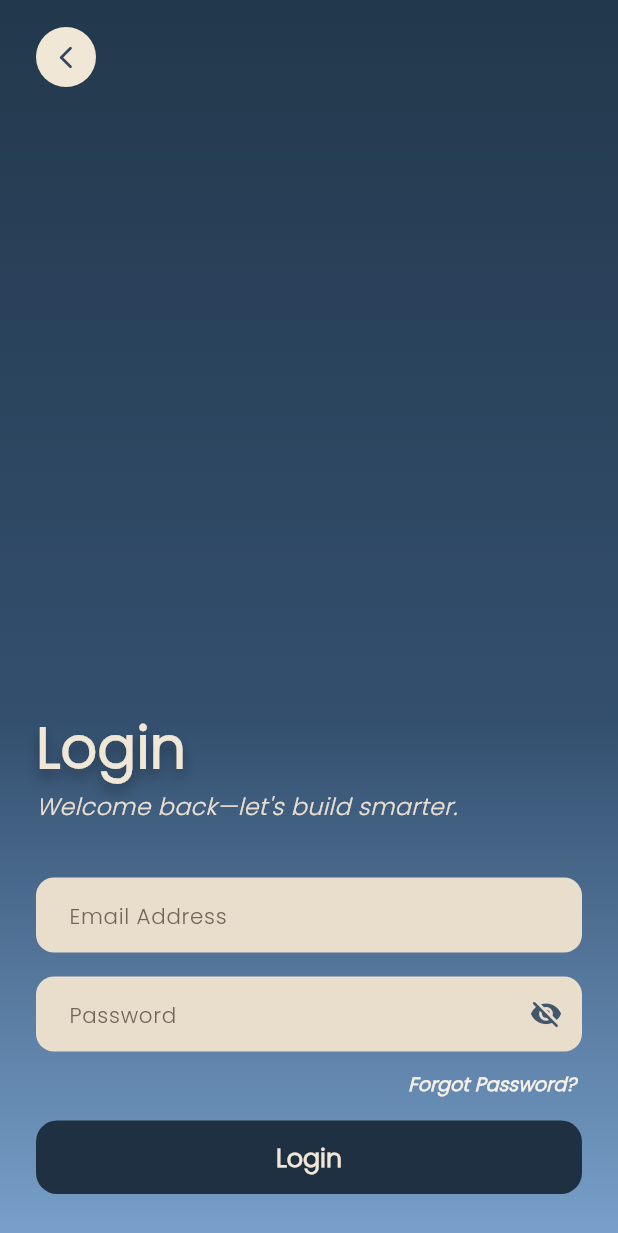
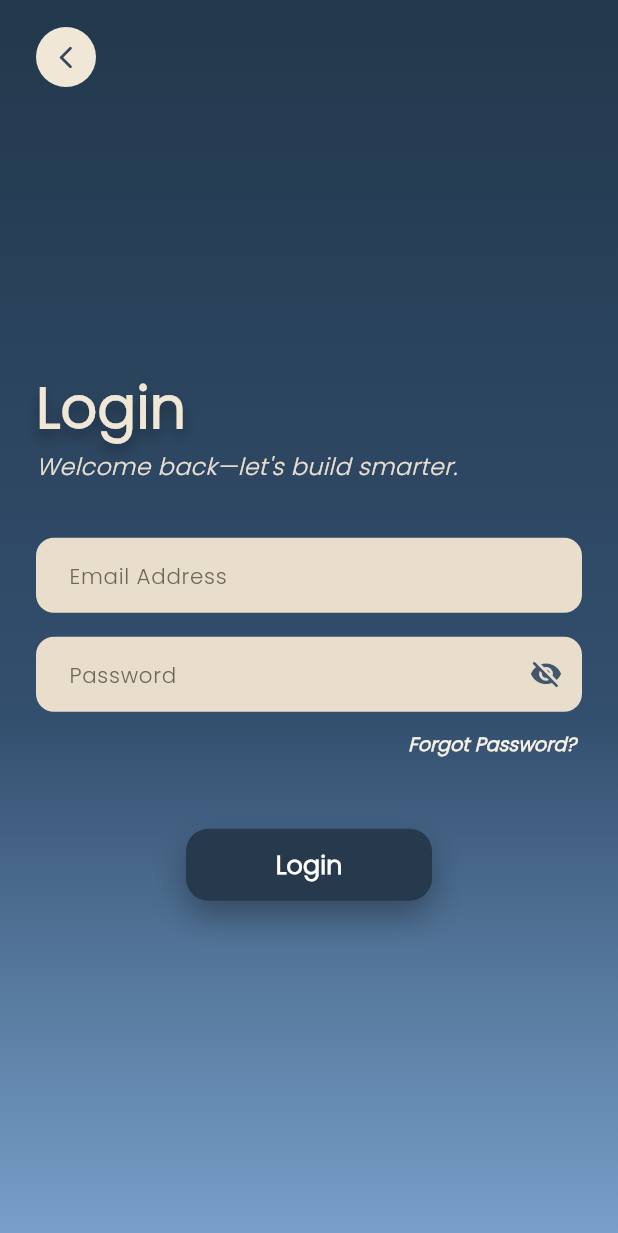
Before and after one commit to madddpg/mobile_capstone-main, a Flutter app: the LoginScreen screen opened directly, on a phone screen of 412 x 824 dp. Shown: the top 1233 px of the screen. Run offline on Flutter 3.47's test engine with Material 3 defaults, Android fonts, the phone set to English and light mode, and no system bars; our stand-ins replace cached_network_image, cloud_firestore, cloud_functions, connectivity_plus, file_picker, firebase_auth and 10 more; missing offline and left inert: firebase_app_check; accounts and stored records are empty.

Commit message:
Restore the centered Login layout from before the keyboard restyle.
Put the form back in the middle of the gradient with the compact navy Login button, and keep the current sign-in, validation, forgot-password, and unverified-account paths.

Co-authored-by: Gian Andrei Buan <buangp@students.nu-lipa.edu.ph>

```diff
--- a/lib/features/auth/presentation/screens/login_screen.dart
+++ b/lib/features/auth/presentation/screens/login_screen.dart
@@ -6,9 +6,7 @@ import 'package:iconstruct/features/auth/presentation/screens/forgot_password_sc
 import 'package:iconstruct/core/navigation/app_nav.dart';
 import 'package:iconstruct/features/onboarding/presentation/screens/landing_screen.dart';
 import 'package:iconstruct/features/auth/presentation/widgets/otp_dialog.dart';
-import 'package:iconstruct/core/widgets/app_buttons.dart';
 import 'package:iconstruct/core/widgets/app_message.dart';
-import 'package:iconstruct/core/widgets/keyboard_form.dart';
 
 class LoginScreen extends StatefulWidget {
   const LoginScreen({super.key});
@@ -92,8 +90,9 @@ class _LoginScreenState extends State<LoginScreen> {
 
       // Nothing from before sign-in stays under home, so back from home
       // cannot land on the landing or sign-in screen.
-      Navigator.of(context)
-          .pushAndRemoveUntil(AppNav.homeRoute(), (route) => false);
+      Navigator.of(
+        context,
+      ).pushAndRemoveUntil(AppNav.homeRoute(), (route) => false);
     } on EmailNotVerifiedException catch (e) {
       if (!mounted) return;
       // Credentials were right, so let them finish verification here instead of
@@ -124,7 +123,6 @@ class _LoginScreenState extends State<LoginScreen> {
 
   Widget _buildScaffold(BuildContext context) {
     return Scaffold(
-      resizeToAvoidBottomInset: true,
       body: Container(
         decoration: const BoxDecoration(
           gradient: LinearGradient(
@@ -161,14 +159,10 @@ class _LoginScreenState extends State<LoginScreen> {
                     ),
                   ),
                 ),
+                // Form block centered in remaining space
                 Expanded(
-                  child: KeyboardForm(
-                    alignFieldsAboveAction: true,
-                    action: AppPrimaryButton(
-                      label: 'Login',
-                      loading: _loading,
-                      onPressed: _loading ? null : _handleLogin,
-                    ),
+                  child: Center(
+                    child: SingleChildScrollView(
                       child: Column(
                         mainAxisSize: MainAxisSize.min,
                         crossAxisAlignment: CrossAxisAlignment.start,
@@ -236,7 +230,8 @@ class _LoginScreenState extends State<LoginScreen> {
                               onPressed: () {
                                 Navigator.of(context).push(
                                   MaterialPageRoute(
-                                  builder: (_) => const ForgotPasswordScreen(),
+                                    builder: (_) =>
+                                        const ForgotPasswordScreen(),
                                   ),
                                 );
                               },
@@ -259,7 +254,59 @@ class _LoginScreenState extends State<LoginScreen> {
                               ),
                             ),
                           ),
+                          const SizedBox(height: 44),
+                          Center(
+                            // Minimum size, not a fixed one: a fixed height
+                            // cropped the label once text scaled up.
+                            child: ConstrainedBox(
+                              constraints: const BoxConstraints(
+                                minWidth: 164,
+                                minHeight: 48,
+                              ),
+                              child: DecoratedBox(
+                                decoration: BoxDecoration(
+                                  color: const Color(0xFF26394D),
+                                  borderRadius: BorderRadius.circular(15),
+                                  boxShadow: const [
+                                    BoxShadow(
+                                      color: Color(0x4F000000),
+                                      offset: Offset(0, 10),
+                                      blurRadius: 18,
+                                    ),
                                   ],
+                                ),
+                                child: TextButton(
+                                  style: TextButton.styleFrom(
+                                    foregroundColor: Colors.white,
+                                    shape: RoundedRectangleBorder(
+                                      borderRadius: BorderRadius.circular(15),
+                                    ),
+                                  ),
+                                  onPressed: _loading ? null : _handleLogin,
+                                  child: _loading
+                                      ? const SizedBox(
+                                          height: 18,
+                                          width: 18,
+                                          child: CircularProgressIndicator(
+                                            strokeWidth: 2,
+                                            valueColor: AlwaysStoppedAnimation(
+                                              Colors.white,
+                                            ),
+                                          ),
+                                        )
+                                      : Text(
+                                          'Login',
+                                          style: GoogleFonts.poppins(
+                                            fontSize: 16,
+                                            fontWeight: FontWeight.w700,
+                                          ),
+                                        ),
+                                ),
+                              ),
+                            ),
+                          ),
+                        ],
+                      ),
                     ),
                   ),
                 ),
@@ -301,7 +348,6 @@ class _LoginField extends StatelessWidget {
       onChanged: onChanged,
       keyboardType: keyboardType,
       textInputAction: textInputAction,
-      scrollPadding: kFieldScrollPadding,
       style: GoogleFonts.inter(fontSize: 14, color: const Color(0xFF1E242B)),
       decoration: InputDecoration(
         hintText: label,
```
Lines whose indentation alone changed are shown as unchanged.
